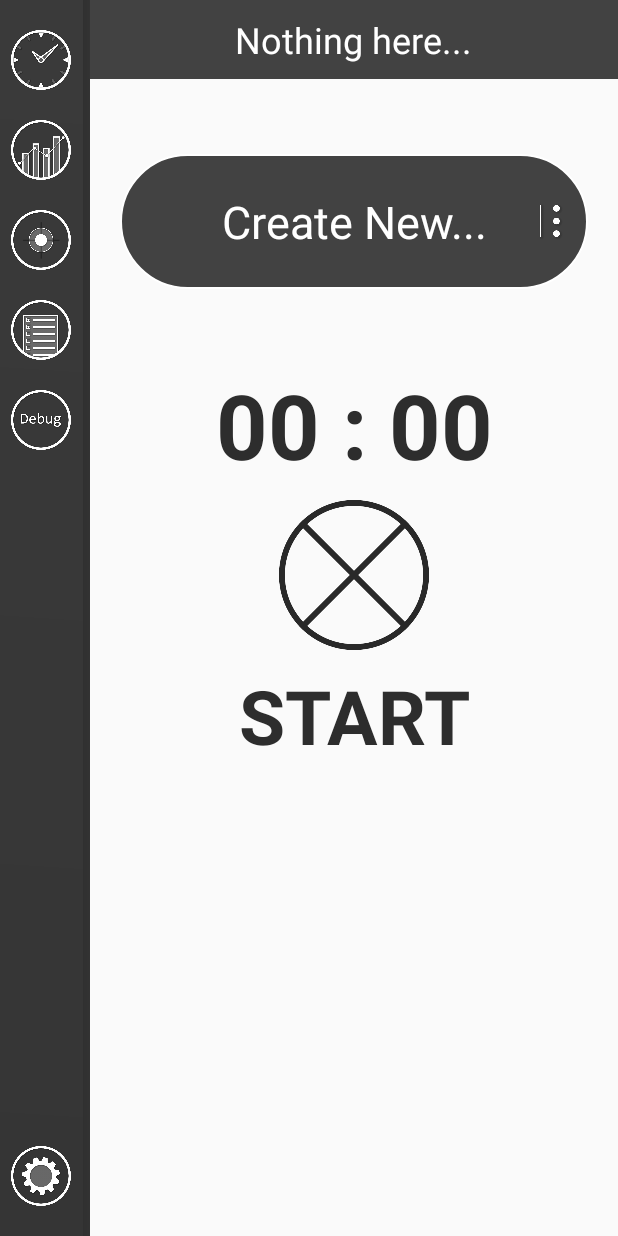
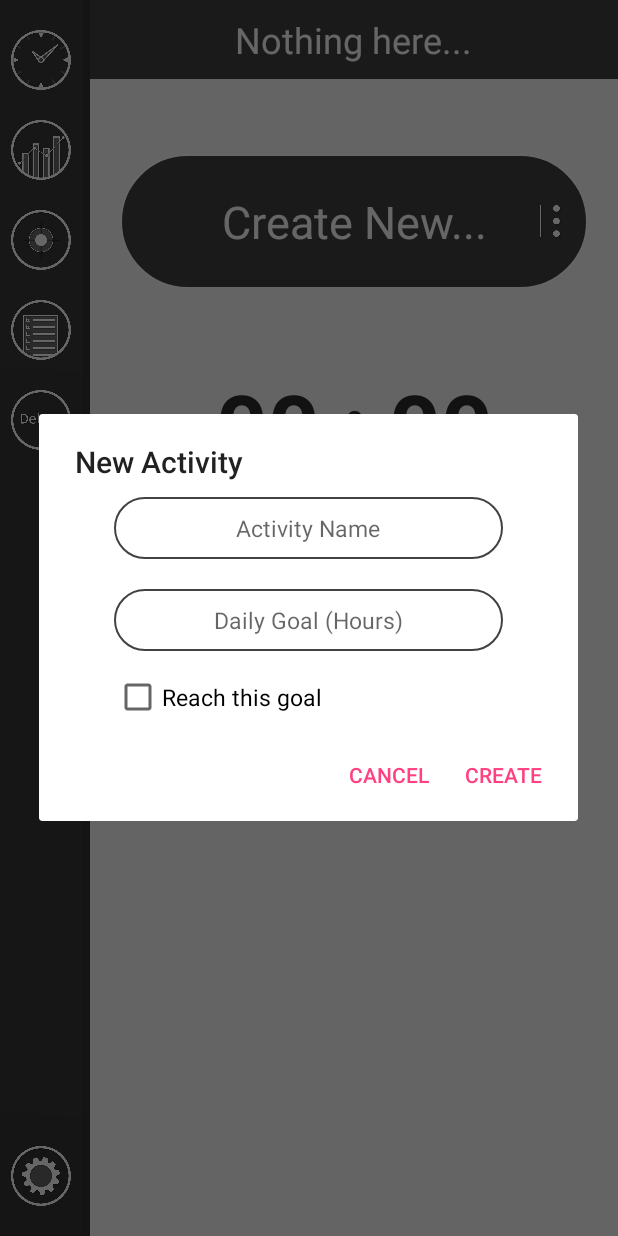
Before and after one commit to Jie-He/ATracker, an Android app: the fragment TimerFragment placed in its activity, on a phone screen of 412 x 824 dp. Run offline under Robolectric (Android 15) with nearby library versions, the phone set to English and light mode, and no system bars; libraries missing offline, so code that uses them is left out: com.github.mikephil.charting; 4 statements that could not run were skipped.

Commit message:
Create new is now working in Timer frag

```diff
--- /dev/null
+++ b/app/src/main/java/com/example/jiehe/atracker/NewActivity.java
@@ -0,0 +1,96 @@
+package com.example.jiehe.atracker;
+
+import android.app.Activity;
+import android.app.AlertDialog;
+import android.app.Dialog;
+import android.content.DialogInterface;
+import android.os.Bundle;
+import android.support.annotation.NonNull;
+import android.support.design.widget.Snackbar;
+import android.support.v4.app.DialogFragment;
+import android.util.Log;
+import android.view.View;
+import android.widget.CheckBox;
+import android.widget.EditText;
+
+public class NewActivity extends DialogFragment {
+
+    private EditText input1;
+    private EditText input2;
+    private CheckBox input3;
+
+    int hours;
+    String name;
+    boolean aob;
+
+    public interface NewActivityListener{
+        public void onDialogPositiveClick(NewActivity dialog);
+        public void onDialogNegativeClick(NewActivity dialog);
+    }
+
+    NewActivityListener mListener;
+
+    @Override
+    public void onAttach(Activity activity) {
+        super.onAttach(activity);
+        try{
+            mListener = (NewActivityListener) activity;
+        }catch (ClassCastException e){
+            throw new ClassCastException(activity.toString() + " must implement NewActivityListner");
+        }
+    }
+
+    @NonNull
+    @Override
+    public Dialog onCreateDialog(Bundle savedInstanceState) {
+        //get the 2 text boxes
+
+        AlertDialog.Builder builder = new AlertDialog.Builder(getActivity());
+        View view = getActivity().getLayoutInflater().inflate(R.layout.new_activity_input, null);
+
+        input1 = (EditText)view.findViewById(R.id.input_1);
+        input2 = (EditText)view.findViewById(R.id.input_2);
+        input3 = (CheckBox)view.findViewById(R.id.checkInput1);
+        input1.setHint("Activity Name");
+        input2.setHint("Daily Goal (Hours)");
+
+        builder.setTitle("New Activity")
+                .setView(view)
+                .setPositiveButton("Create", new DialogInterface.OnClickListener() {
+                    public void onClick(DialogInterface dialog, int id) {
+                        //validations
+                        Snackbar s;
+                        Log.d("New Activity", "We Tried!");
+                        if(input1.getText().toString().length() > 0){
+                            try{
+                                int shours = Integer.parseInt(input2.getText().toString());
+                                if(shours > 24){
+                                    hours = 24;
+                                }else{
+                                    hours = shours;
+                                }
+
+                                name = input1.getText().toString();
+                                aob = input3.isChecked();
+                                mListener.onDialogPositiveClick(NewActivity.this);
+                            }catch (Exception e){
+
+                                mListener.onDialogNegativeClick(NewActivity.this);
+                                s = Snackbar.make(getView(), "◉_◉ : Something wrong...", Snackbar.LENGTH_SHORT);
+                                s.show();
+                            }
+                        }
+                    }
+                })
+                .setNegativeButton("Cancel", new DialogInterface.OnClickListener() {
+                    public void onClick(DialogInterface dialog, int id) {
+                        // User cancelled the dialog
+                        mListener.onDialogNegativeClick(NewActivity.this);
+                    }
+                });
+        // Create the AlertDialog object and return it
+        return builder.create();
+    }
+
+
+}
--- a/app/src/main/java/com/example/jiehe/atracker/TimerFragment.java
+++ b/app/src/main/java/com/example/jiehe/atracker/TimerFragment.java
@@ -5,6 +5,8 @@ import android.os.Handler;
 import android.os.Looper;
 import android.os.Message;
 import android.support.annotation.Nullable;
+import android.support.design.widget.Snackbar;
+import android.support.v4.app.DialogFragment;
 import android.support.v4.app.Fragment;
 import android.util.Log;
 import android.view.LayoutInflater;
@@ -19,7 +21,7 @@ import android.widget.TextView;
 
 import java.util.ArrayList;
 
-public class TimerFragment extends Fragment {
+public class TimerFragment extends Fragment{
     private Spinner mySpinner;
     private ImageButton btnRecord;
     private TextView lblRecord;
@@ -33,6 +35,7 @@ public class TimerFragment extends Fragment {
 
     private FileManager fm;
     private final Handler mHandler;
+    public NewActivity na;
     /**
      * Constructor.
      * Set the isRecording variable and the Timer.
@@ -84,6 +87,8 @@ public class TimerFragment extends Fragment {
                 if(mySpinner.getSelectedItem().toString().equals("Create New...")){
                     //do the new activity business
                     Log.d("Spinner Selection", "Create New Selected");
+                    na = new NewActivity();
+                    na.show(getFragmentManager(), "New Activity!");
                 }
             }
 
@@ -93,6 +98,13 @@ public class TimerFragment extends Fragment {
             }
         });
 
+        loadNameIntoSpinner();
+
+        checkUncompleteRecord();
+        return view;
+    }
+
+    void loadNameIntoSpinner(){
         ArrayList<MyActivity> activityList = fm.getActivity();
         ArrayList<String> activityNames = new ArrayList<>();
 
@@ -106,9 +118,6 @@ public class TimerFragment extends Fragment {
                 getActivity(), R.layout.spinner_item, activityNames);
 
         mySpinner.setAdapter(adapter);
-
-        checkUncompleteRecord();
-        return view;
     }
 
     /**
@@ -124,6 +133,7 @@ public class TimerFragment extends Fragment {
      * Record button press.
      */
     public void btnRecordClick(){
+        if(!mySpinner.getSelectedItem().toString().equals("Create New...")){
             //rotation animation.. probs remove when button texture made
             float deg = btnRecord.getRotation() + 90F;
             btnRecord.animate().rotation(deg).setInterpolator(new AccelerateDecelerateInterpolator());
@@ -138,6 +148,12 @@ public class TimerFragment extends Fragment {
             isRecording = !isRecording;
             //update the labels and lock the spinner
             updateLabelAndSpinner();
+        }else{
+            Snackbar s = Snackbar.make(getView(), "Please pick an activity!", Snackbar.LENGTH_LONG);
+            s.show();
+        }
+
+
     }
 
     public void checkUncompleteRecord(){
@@ -226,4 +242,5 @@ public class TimerFragment extends Fragment {
         };
         timeThread.start();
     }
+
 }
--- /dev/null
+++ b/app/src/main/res/layout/new_activity_input.xml
@@ -0,0 +1,50 @@
+<?xml version="1.0" encoding="utf-8"?>
+<android.support.constraint.ConstraintLayout
+    xmlns:android="http://schemas.android.com/apk/res/android" android:layout_width="match_parent"
+    android:layout_height="match_parent">
+
+        <LinearLayout
+            android:layout_width="match_parent"
+            android:layout_height="wrap_content"
+            android:orientation="vertical">
+            <EditText
+                android:id="@+id/input_1"
+                android:layout_width="match_parent"
+                android:layout_height="wrap_content"
+                android:background="@drawable/textshape"
+                android:imeOptions="actionUnspecified"
+                android:maxLines="1"
+                android:textSize="15dp"
+                android:paddingVertical="10dp"
+                android:singleLine="true"
+                android:textAlignment="center"
+                android:layout_marginVertical="10dp"
+                android:layout_marginHorizontal="50dp"
+                />
+            <EditText
+                android:id="@+id/input_2"
+                android:layout_width="match_parent"
+                android:layout_height="wrap_content"
+                android:background="@drawable/textshape"
+                android:imeOptions="actionUnspecified"
+                android:maxLines="1"
+                android:textSize="15dp"
+                android:paddingVertical="10dp"
+                android:singleLine="true"
+                android:textAlignment="center"
+                android:layout_marginVertical="10dp"
+                android:layout_marginHorizontal="50dp"
+                />
+
+            <CheckBox
+                android:layout_width="wrap_content"
+                android:layout_height="wrap_content"
+                android:textSize="15dp"
+                android:paddingVertical="10dp"
+                android:layout_marginHorizontal="50dp"
+                android:text="Reach this goal"
+                android:id="@+id/checkInput1"/>
+
+        </LinearLayout>
+
+</android.support.constraint.ConstraintLayout>
```
Also changed, not shown: app/src/main/java/com/example/jiehe/atracker/MainActivity.java (+24 -1 lines). Lines whose indentation alone changed are shown as unchanged.
